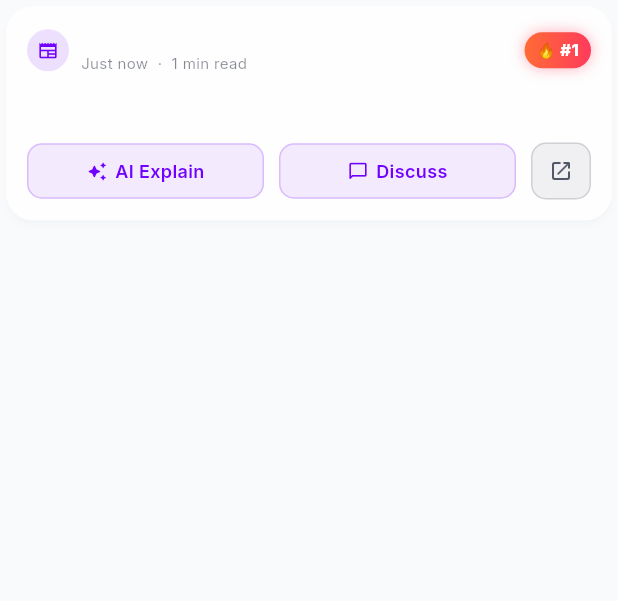
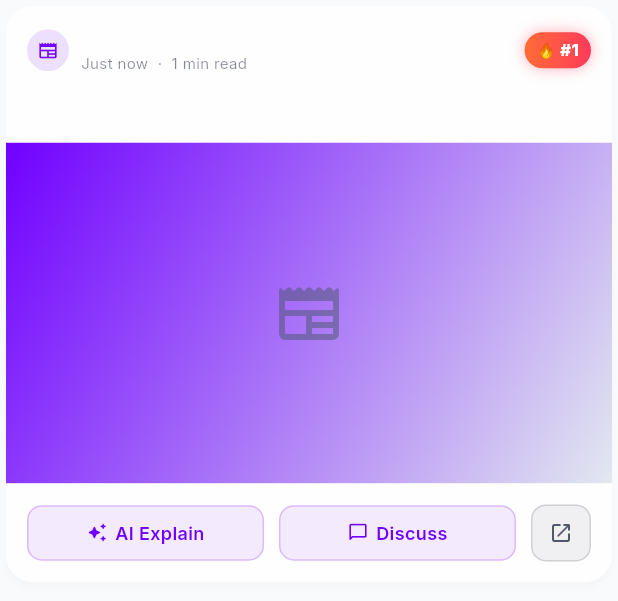
Before and after one commit to vprgupta/TrendX-1, a Flutter app: the NewsCard widget shown alone on an empty page, opened directly with empty values, on a phone screen of 412 x 824 dp. Shown: the top 601 px of the screen. Run offline on Flutter 3.47's test engine with Material 3 defaults, Android fonts, the phone set to English and light mode, and no system bars; our stand-ins replace firebase_analytics, firebase_core, firebase_crashlytics, flutter_animate, flutter_riverpod, flutter_svg and 9 more; accounts and stored records are empty; network calls fail.

Commit message:
completed app

```diff
--- a/frontend_app/lib/config/api_config.dart
+++ b/frontend_app/lib/config/api_config.dart
@@ -11,6 +11,7 @@ class ApiConfig {
   static String get authLogin => '$baseUrl/auth/login';
   static String get trends => '$baseUrl/trends';
   static String get users => '$baseUrl/users';
+  static String get aiExplain => '$baseUrl/ai/explain';
 
   // Request timeout
   static const Duration timeout = Duration(seconds: 30);
--- a/frontend_app/lib/core/widgets/news_card.dart
+++ b/frontend_app/lib/core/widgets/news_card.dart
@@ -39,7 +39,42 @@ class NewsCard extends StatelessWidget {
     return '$minutes min read';
   }
 
-  bool get _hasImage => news.imageUrl != null && news.imageUrl!.isNotEmpty;
+  // The user explicitly commanded: "image section must be there"
+  // So we ALWAYS render the image block. If the URL is null, we show a default placeholder pattern.
+  bool get _hasImage => true;
+
+  String _getSummaryText() {
+    String text = news.contentSnippet.isNotEmpty ? news.contentSnippet : news.content;
+    // Strip rough HTML tags in case they exist
+    text = text.replaceAll(RegExp(r'<[^>]*>|&[^;]+;'), ' ').trim();
+    // 500 characters usually fits nicely into 10-15 lines. We truncate gracefully.
+    if (text.length > 550) {
+      return text.substring(0, 550) + '...';
+    }
+    return text;
+  }
+
+  Widget _buildFallbackImage(ColorScheme cs) {
+    return Container(
+      decoration: BoxDecoration(
+        gradient: LinearGradient(
+          begin: Alignment.topLeft,
+          end: Alignment.bottomRight,
+          colors: [
+            cs.primaryContainer,
+            cs.surfaceContainerHighest,
+          ],
+        ),
+      ),
+      child: Center(
+        child: Icon(
+          Icons.newspaper_rounded,
+          size: 48,
+          color: cs.onSurfaceVariant.withOpacity(0.5),
+        ),
+      ),
+    );
+  }
 
   @override
   Widget build(BuildContext context) {
@@ -118,8 +153,8 @@ class NewsCard extends StatelessWidget {
                 maxLines: 3,
                 overflow: TextOverflow.ellipsis,
                 style: GoogleFonts.outfit(
-                  fontSize: 16,
-                  fontWeight: FontWeight.w800,
+                  fontSize: 18,
+                  fontWeight: FontWeight.w700,
                   height: 1.35,
                   color: cs.onSurface,
                 ),
@@ -133,10 +168,11 @@ class NewsCard extends StatelessWidget {
                 borderRadius: BorderRadius.zero,
                 child: AspectRatio(
                   aspectRatio: 16 / 9,
-                  child: Image.network(
+                  child: (news.imageUrl != null && news.imageUrl!.isNotEmpty)
+                      ? Image.network(
                           news.imageUrl!,
                           fit: BoxFit.cover,
-                    errorBuilder: (_, __, ___) => const SizedBox.shrink(),
+                          errorBuilder: (_, __, ___) => _buildFallbackImage(cs),
                           loadingBuilder: (_, child, progress) {
                             if (progress == null) return child;
                             return Container(
@@ -150,7 +186,8 @@ class NewsCard extends StatelessWidget {
                               ),
                             );
                           },
-                  ),
+                        )
+                      : _buildFallbackImage(cs),
                 ),
               ),
             ],
@@ -160,14 +197,13 @@ class NewsCard extends StatelessWidget {
               Padding(
                 padding: const EdgeInsets.fromLTRB(14, 12, 14, 0),
                 child: Text(
-                  news.contentSnippet.isNotEmpty
-                      ? news.contentSnippet
-                      : news.content,
-                  maxLines: 9,
+                  _getSummaryText(),
+                  maxLines: 12,
                   overflow: TextOverflow.ellipsis,
+                  textAlign: TextAlign.justify,
                   style: GoogleFonts.inter(
-                    fontSize: 13.5,
-                    fontWeight: FontWeight.w600,
+                    fontSize: 15.0,
+                    fontWeight: FontWeight.w500, // Reduced from w600 because larger text shouldn't be too heavy
                     height: 1.55,
                     color: cs.onSurface.withOpacity(isDark ? 0.85 : 0.78),
                   ),
--- a/frontend_app/lib/features/home/view/home_screen.dart
+++ b/frontend_app/lib/features/home/view/home_screen.dart
@@ -86,7 +86,7 @@ class _HomeScreenState extends State<HomeScreen> {
                     child: Column(
                       mainAxisAlignment: MainAxisAlignment.center,
                       children: [
-                        const Icon(Icons.error_outline, color: AppTheme.pink, size: 48),
+                        const Icon(Icons.error_outline, color: AppTheme.neonRed, size: 48),
                         const SizedBox(height: 16),
                         Text('Error loading trends', style: TextStyle(color: Colors.white)),
                         TextButton(
```
Also changed, not shown: frontend_app/lib/features/country/view/widgets/country_trend_card.dart (+16 -14 lines), frontend_app/lib/features/technology/view/widgets/tech_trend_card.dart (+13 -11 lines), frontend_app/lib/features/trends/view/trend_card.dart (+6 -2 lines), frontend_app/lib/features/world/view/widgets/world_trend_card.dart (+8 -3 lines), frontend_app/lib/services/ai_explainer_service.dart (+27 -88 lines), 7 other files. Lines whose indentation alone changed are shown as unchanged.
